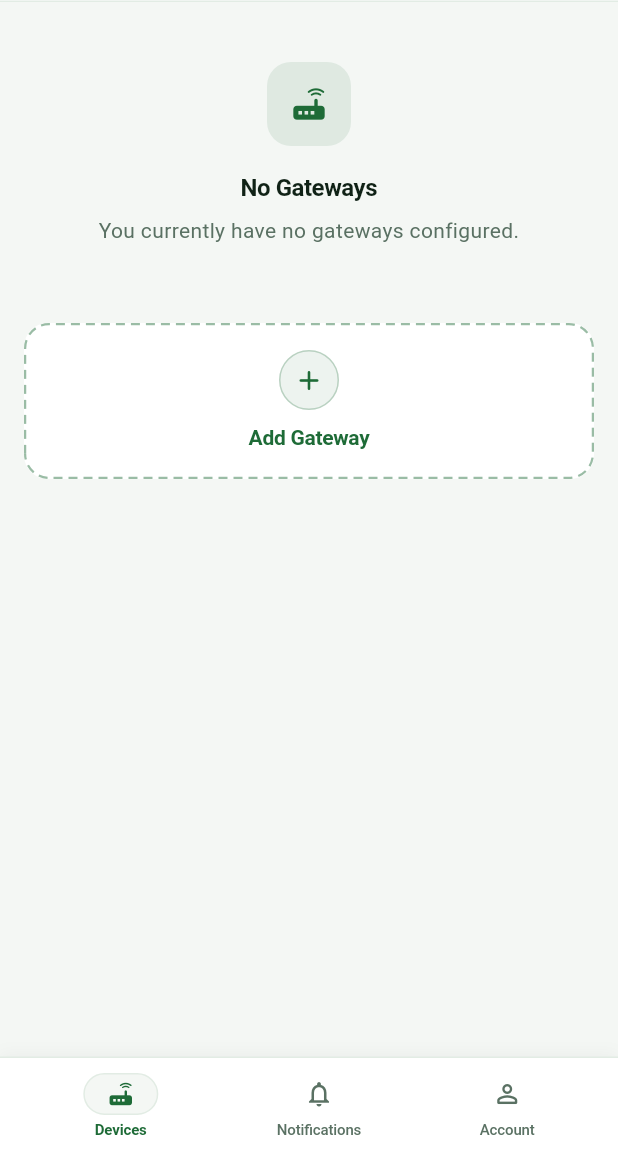
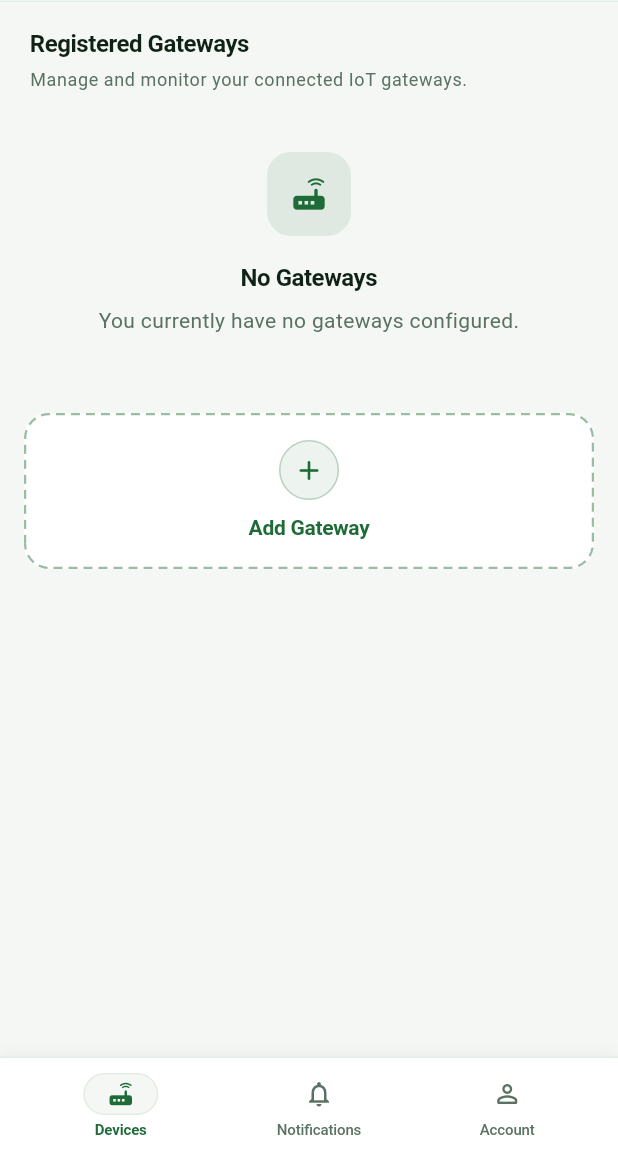
Before and after one commit to dabredo/campersit-app, a Flutter app: the screen it shows once a user with an empty profile is signed in, on a phone screen of 412 x 824 dp, the part 82-1236 px from its top. Run offline on Flutter 3.47's test engine with Material 3 defaults, Android fonts, the phone set to English and light mode, and no system bars; our stand-ins replace cloud_firestore, cloud_functions, firebase_auth, firebase_core, firebase_messaging, flutter_riverpod and 1 more; missing offline and left inert: dart:html; accounts and stored records are empty; generated files the repository leaves out were written again.

Commit message:
feat(ui): add common SectionHeader across list and detail screens

```diff
--- a/lib/screens/home_screen.dart
+++ b/lib/screens/home_screen.dart
@@ -8,6 +8,7 @@ import '../widgets/common/add_device_card.dart';
 import '../widgets/common/app_empty_state.dart';
 import '../widgets/common/custom_scaffold.dart';
 import '../widgets/common/app_error_state.dart';
+import '../widgets/common/section_header.dart';
 import '../widgets/gateway/add_gateway_bottom_sheet.dart';
 import '../widgets/gateway/gateway_card.dart';
 
@@ -23,29 +24,28 @@ class HomeScreen extends ConsumerWidget {
       showBottomNavBar: false,
       body: gatewaysAsyncValue.when(
         data: (gateways) {
-          if (gateways.isEmpty) {
-            return ListView(
-              padding: const EdgeInsets.only(top: 8, bottom: 80),
-              children: const [
-                AppEmptyState(
+          return ListView(
+            padding: const EdgeInsets.only(top: 16, bottom: 80),
+            children: [
+              const SectionHeader(
+                title: 'Registered Gateways',
+                subtitle: 'Manage and monitor your connected IoT gateways.',
+                padding: EdgeInsets.symmetric(horizontal: 20),
+              ),
+              const SizedBox(height: 8),
+              if (gateways.isEmpty) ...[
+                const AppEmptyState(
                   icon: Icons.router_rounded,
                   title: 'No Gateways',
                   message: 'You currently have no gateways configured.',
                 ),
-                SizedBox(height: 12),
-                _AddGatewayCard(),
+                const SizedBox(height: 12),
+                const _AddGatewayCard(),
+              ] else ...[
+                for (final gateway in gateways) GatewayCard(gateway: gateway),
+                const _AddGatewayCard(),
               ],
-            );
-          }
-          return ListView.builder(
-            padding: const EdgeInsets.only(top: 8, bottom: 80),
-            itemCount: gateways.length + 1,
-            itemBuilder: (context, index) {
-              if (index < gateways.length) {
-                return GatewayCard(gateway: gateways[index]);
-              }
-              return const _AddGatewayCard();
-            },
+            ],
           );
         },
         loading: () => const Center(
--- /dev/null
+++ b/lib/widgets/common/section_header.dart
@@ -0,0 +1,46 @@
+import 'package:flutter/material.dart';
+
+import '../../theme/app_theme.dart';
+
+class SectionHeader extends StatelessWidget {
+  final String title;
+  final String? subtitle;
+  final EdgeInsetsGeometry padding;
+
+  const SectionHeader({
+    super.key,
+    required this.title,
+    this.subtitle,
+    this.padding = const EdgeInsets.symmetric(horizontal: 4),
+  });
+
+  @override
+  Widget build(BuildContext context) {
+    final textTheme = Theme.of(context).textTheme;
+
+    return Padding(
+      padding: padding,
+      child: Column(
+        crossAxisAlignment: CrossAxisAlignment.start,
+        children: [
+          Text(
+            title,
+            style: textTheme.titleMedium?.copyWith(
+              fontWeight: FontWeight.w700,
+              color: AppColors.textPrimary,
+            ),
+          ),
+          if (subtitle != null && subtitle!.isNotEmpty) ...[
+            const SizedBox(height: 4),
+            Text(
+              subtitle!,
+              style: textTheme.bodySmall?.copyWith(
+                color: AppColors.textSecondary,
+              ),
+            ),
+          ],
+        ],
+      ),
+    );
+  }
+}
```
Also changed, not shown: lib/screens/account_screen.dart (+6 -19 lines), lib/screens/actuators_screen.dart (+12 -31 lines), lib/screens/camera_captures_screen.dart (+29 -14 lines), lib/screens/gateway_detail_screen.dart (+11 -0 lines), lib/screens/notifications_screen.dart (+28 -19 lines), 7 other files.
